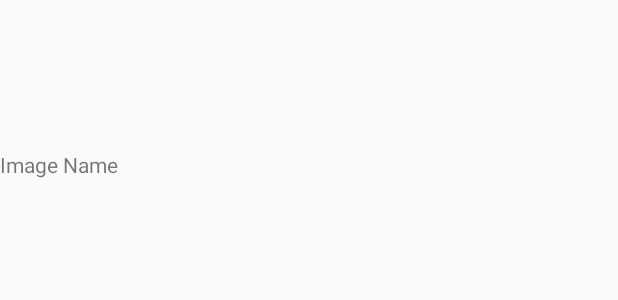
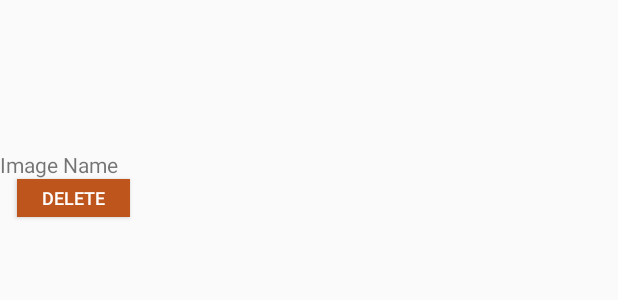
Before and after one commit to JoseM111/CS-360_Final_Project, an Android app: the layout grid_item.xml on its own in the app's theme, with its tools: preview values and no code run, on a phone screen of 412 x 824 dp. Shown: the top 300 px of the screen. Run offline under Robolectric (Android 15) with nearby library versions, the phone set to English and light mode, and no system bars.

```diff
--- a/app/src/main/java/com/josem111/ui/data/Data.java
+++ b/app/src/main/java/com/josem111/ui/data/Data.java
@@ -26,9 +26,9 @@ public class Data {
     public static List<Data> getDataList() {
         List<Data> dataList;
         String[] values = {
-                "Java", "CSS3", "Android", "jQuery", "PHP", "MySpace",
-                "HTML5", "Javascript", "MySQL", "Python", "Swift",
-                "WordPress", "Facebook", "Youtube", "Twitter"
+                "Logos Party", "B-Ball Fest", "City Event", "Top Event", "Farm Fest", "Wood-Fest",
+                "Snowy Hostile", "Highway to Hell", "Fall Fest", "Beach Fest", "Yellow Road Fest",
+                "Lulu's", "Tide Event", "Youtube Event", "Twitter Fest"
         };
 
         int[] images = {
--- a/app/src/main/java/com/josem111/ui/data/DataViewModel.java
+++ b/app/src/main/java/com/josem111/ui/data/DataViewModel.java
@@ -2,8 +2,6 @@ package com.josem111.ui.data;
 
 import android.arch.lifecycle.LiveData;
 import android.arch.lifecycle.MutableLiveData;
-
-import com.josem111.R;
 
 public class DataViewModel {
     private final MutableLiveData<String> mText;
--- a/app/src/main/res/layout/grid_item.xml
+++ b/app/src/main/res/layout/grid_item.xml
@@ -20,4 +20,31 @@
         android:text="Image Name"
         tools:ignore="HardcodedText" />
 
+    <Button
+        android:id="@+id/deleteButton"
+        android:layout_width="75dp"
+        android:layout_height="25dp"
+        android:textColor="@color/white"
+        android:layout_marginStart="11dp"
+        android:layout_marginBottom="5dp"
+        android:text="Delete"
+        android:textSize="12sp"
+        android:textColorHint="@color/white"
+        android:background="#BE551D"
+        tools:ignore="HardcodedText" />
+
+
+
+    <!--    <Button-->
+<!--        android:id="@+id/add_data_button"-->
+<!--        android:layout_width="200dp"-->
+<!--        android:layout_height="wrap_content"-->
+<!--        android:layout_marginStart="90dp"-->
+<!--        android:layout_marginBottom="70dp"-->
+<!--        android:layout_marginTop="20dp"-->
+<!--        android:background="@color/dodgerblue"-->
+<!--        android:text="Add Data"-->
+<!--        android:textColor="#FFFFFF"-->
+<!--        tools:ignore="HardcodedText" />-->
+
 </LinearLayout>
```
Also changed, not shown: app/src/main/java/com/josem111/ui/data/DataAdapter.java (+42 -20 lines), app/src/main/java/com/josem111/ui/data/GridAdapter.java (deleted, +0 -72 lines), 1 other file.
